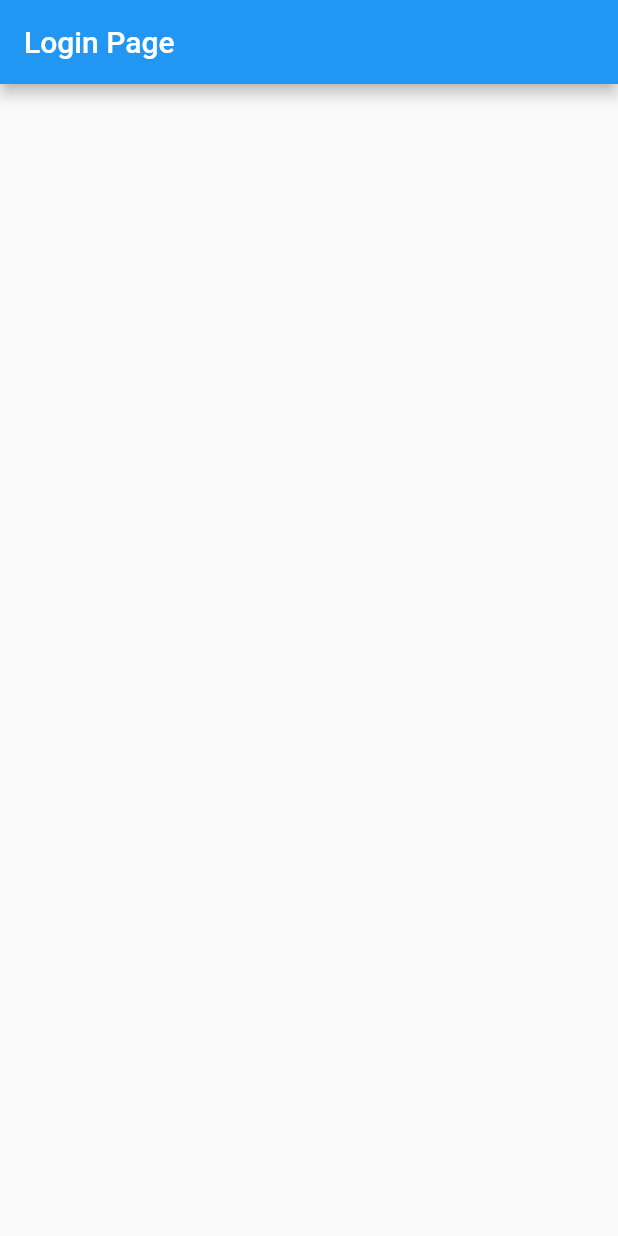
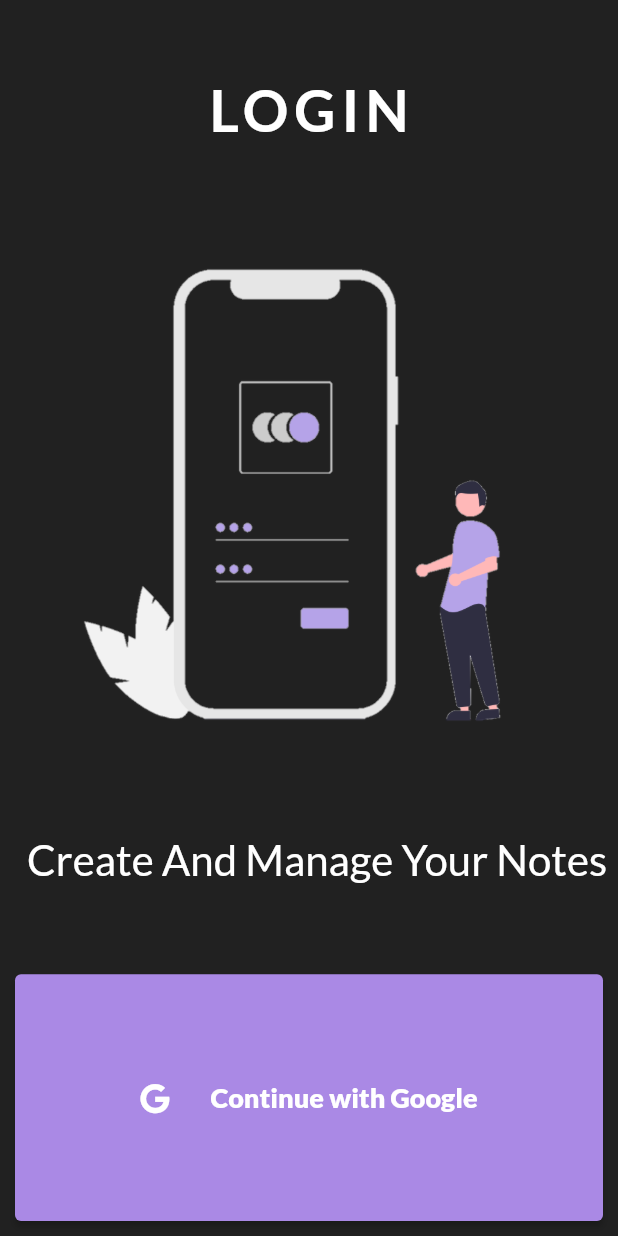
Before and after one commit to RitikRajoria/Notes-App-Flutter, a Flutter app: the screen it shows after launch, on a phone screen of 412 x 824 dp. Run offline on Flutter 3.47's test engine with Material 2 defaults, Android fonts, the light colour scheme and no system bars; our stand-ins replace cloud_firestore, firebase_auth, firebase_core, font_awesome_flutter, google_fonts, google_sign_in; accounts and stored records are empty.

Commit message:
login functionality, adding user to firebase

```diff
--- a/lib/main.dart
+++ b/lib/main.dart
@@ -1,6 +1,8 @@
 import 'package:firebase_core/firebase_core.dart';
 import 'package:flutter/material.dart';
+import 'package:notes_app_with_bloc/auth/google_auth.dart';
 import 'package:notes_app_with_bloc/screens/loginPage.dart';
+import 'package:provider/provider.dart';
 
 Future<void> main() async {
   WidgetsFlutterBinding.ensureInitialized();
@@ -13,10 +15,14 @@ class MyApp extends StatelessWidget {
 
   // This widget is the root of your application.
   @override
-  Widget build(BuildContext context) {
-    return MaterialApp(
-      title: 'Flutter Demo',
-      home: LoginPage(),
-    );
-  }
+  Widget build(BuildContext context) => ChangeNotifierProvider(
+        create: (context) => GoogleSignInProvider(),
+        child: MaterialApp(
+          title: 'My Notes App',
+          home: LoginPage(),
+          theme: ThemeData.dark().copyWith(
+            primaryColor: Colors.white,
+          ),
+        ),
+      );
 }
--- /dev/null
+++ b/lib/model/login_user_model.dart
@@ -0,0 +1,34 @@
+class LoginUserModel {
+  String? uid;
+  String? email;
+  String? name;
+  String? imageUrl;
+  String? provider;
+
+  LoginUserModel(
+      {this.uid, this.email, this.name, this.imageUrl, this.provider});
+
+  //data from server
+
+  factory LoginUserModel.fromMap(map) {
+    return LoginUserModel(
+      uid: map['uid'],
+      name: map['name'],
+      email: map['email'],
+      imageUrl: map['imageUrl'],
+      provider: map['provider'],
+    );
+  }
+
+  //sending data to server
+
+  Map<String, dynamic> toMap() {
+    return {
+      'uid': uid,
+      'email': email,
+      'name': name,
+      'imageUrl': imageUrl,
+      'provider': provider,
+    };
+  }
+}
--- a/lib/screens/loginPage.dart
+++ b/lib/screens/loginPage.dart
@@ -1,15 +1,104 @@
 import 'package:flutter/material.dart';
+import 'package:font_awesome_flutter/font_awesome_flutter.dart';
+import 'package:google_fonts/google_fonts.dart';
+import 'package:notes_app_with_bloc/auth/google_auth.dart';
+import 'package:notes_app_with_bloc/theme/theme.dart';
+import 'package:notes_app_with_bloc/theme/theme.dart';
+import 'package:provider/provider.dart';
 
-class LoginPage extends StatelessWidget {
+class LoginPage extends StatefulWidget {
   const LoginPage({Key? key}) : super(key: key);
 
   @override
+  State<LoginPage> createState() => _LoginPageState();
+}
+
+class _LoginPageState extends State<LoginPage> {
+  @override
   Widget build(BuildContext context) {
+    final size = MediaQuery.of(context).size;
     return Scaffold(
-      appBar: AppBar(
-        title: Text("Login Page"),
+      backgroundColor: Colors.grey.shade900,
+      body: SafeArea(
+        child: Center(
+          child: Column(
+            children: [
+              const SizedBox(
+                height: 50,
+              ),
+              Text(
+                'LOGIN',
+                style: GoogleFonts.lato(
+                  fontSize: 38,
+                  letterSpacing: 4,
+                  fontWeight: FontWeight.bold,
+                  wordSpacing: 1.9,
+                ),
+              ),
+              const SizedBox(
+                height: 20,
+              ),
+              Padding(
+                padding: const EdgeInsets.all(8.0),
+                child: Container(
+                  width: size.width,
+                  height: size.width,
+                  child: Image.asset('assets/images/login.png'),
+                ),
+              ),
+              Align(
+                alignment: Alignment.centerLeft,
+                child: Padding(
+                  padding: const EdgeInsets.only(left: 18, top: 12),
+                  child: Container(
+                    child: Text(
+                      "Create And Manage Your Notes",
+                      style: GoogleFonts.lato(
+                          fontSize: 28, fontWeight: FontWeight.w500),
+                    ),
+                  ),
+                ),
+              ),
+              SizedBox(
+                height: (size.height) * 0.06,
+              ),
+              Expanded(
+                child: Padding(
+                  padding: const EdgeInsets.all(10.0),
+                  child: ElevatedButton(
+                    style: ElevatedButton.styleFrom(
+                      primary: Color.fromARGB(255, 170, 137, 229),
+                    ),
+                    onPressed: () {
+                      final provider = Provider.of<GoogleSignInProvider>(
+                          context,
+                          listen: false);
+                      provider.googleLogin(context);
+                    },
+                    child: Row(
+                      mainAxisAlignment: MainAxisAlignment.center,
+                      children: [
+                        FaIcon(
+                          FontAwesomeIcons.google,
+                          size: 20,
+                        ),
+                        SizedBox(
+                          width: (size.width) * 0.067,
+                        ),
+                        Text(
+                          "Continue with Google",
+                          style: GoogleFonts.lato(
+                              fontSize: 18, fontWeight: FontWeight.w800),
+                        ),
+                      ],
+                    ),
+                  ),
+                ),
+              ),
+            ],
+          ),
+        ),
       ),
-      body: Container(),
     );
   }
 }
--- a/lib/theme/theme.dart
+++ b/lib/theme/theme.dart
@@ -3,7 +3,7 @@ import 'package:google_fonts/google_fonts.dart';
 
 class AppTheme {
   static Color mainColor = Color(0xff000633);
-  static Color bgColor = Color(0xffe2e2ff);
+  static Color bgColor = Color.fromARGB(255, 194, 194, 252);
   static Color accentColor = Color(0xff0065ff);
 
   //card
```
Also changed, not shown: lib/auth/google_auth.dart (added, +68 -0 lines), lib/screens/homePage.dart (+7 -3 lines), pubspec.yaml (+11 -6 lines), assets/images/login.png (added), assets/images/login1.png (added), pubspec.lock, 1 other file.
